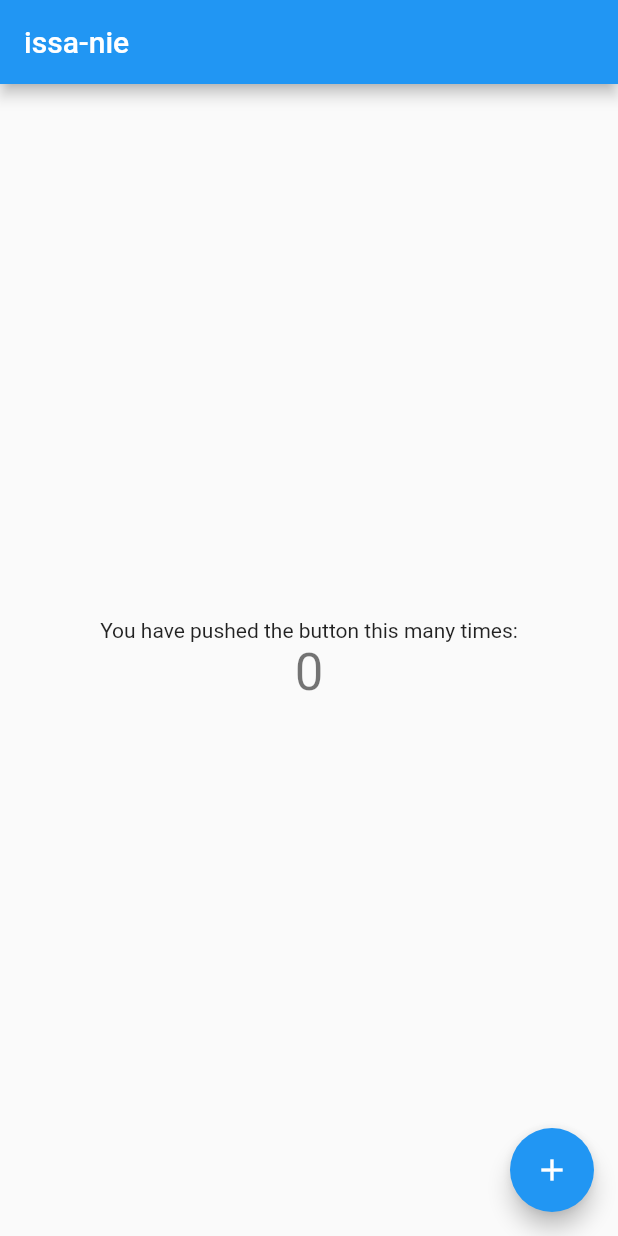
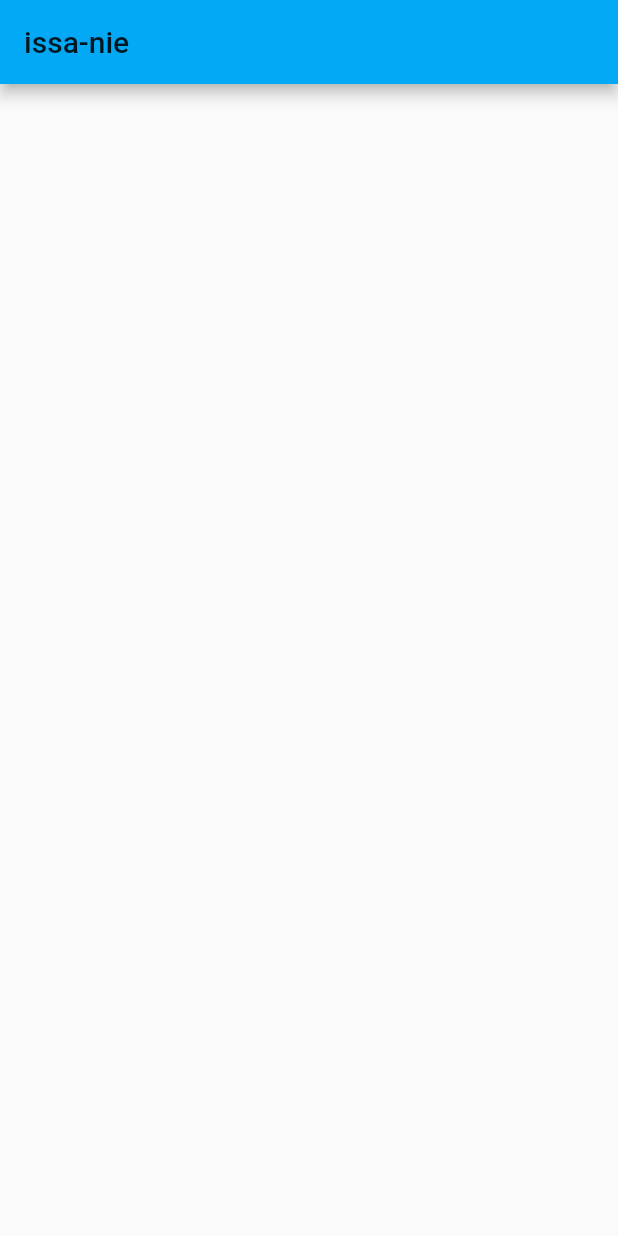
Before and after one commit to ISSA-ICON/issa_app, a Flutter app: the screen it shows after launch, on a phone screen of 412 x 824 dp. Run offline on Flutter 3.47's test engine with Material 2 defaults, Android fonts, the phone set to English and light mode, and no system bars.

Commit message:
Lib setup

```diff
--- /dev/null
+++ b/lib/constants.dart
@@ -0,0 +1 @@
+//Use 'k' before declaring any constants
--- a/lib/main.dart
+++ b/lib/main.dart
@@ -12,7 +12,7 @@
       debugShowCheckedModeBanner: false,
       title: 'ISSA',
       theme: ThemeData(
-        primarySwatch: Colors.blue,
+        primarySwatch: Colors.lightBlue,
         visualDensity: VisualDensity.adaptivePlatformDensity,
       ),
       home: MyHomePage(title: 'issa-nie'),
@@ -30,39 +30,12 @@
 }
 
 class _MyHomePageState extends State<MyHomePage> {
-  int _counter = 0;
-
-  void _incrementCounter() {
-    setState(() {
-      _counter++;
-    });
-  }
-
   @override
   Widget build(BuildContext context) {
     return Scaffold(
       appBar: AppBar(
         title: Text(widget.title),
       ),
-      body: Center(
-        child: Column(
-          mainAxisAlignment: MainAxisAlignment.center,
-          children: <Widget>[
-            Text(
-              'You have pushed the button this many times:',
-            ),
-            Text(
-              '$_counter',
-              style: Theme.of(context).textTheme.headline4,
-            ),
-          ],
-        ),
-      ),
-      floatingActionButton: FloatingActionButton(
-        onPressed: _incrementCounter,
-        tooltip: 'Increment',
-        child: Icon(Icons.add),
-      ),
     );
   }
 }
```
